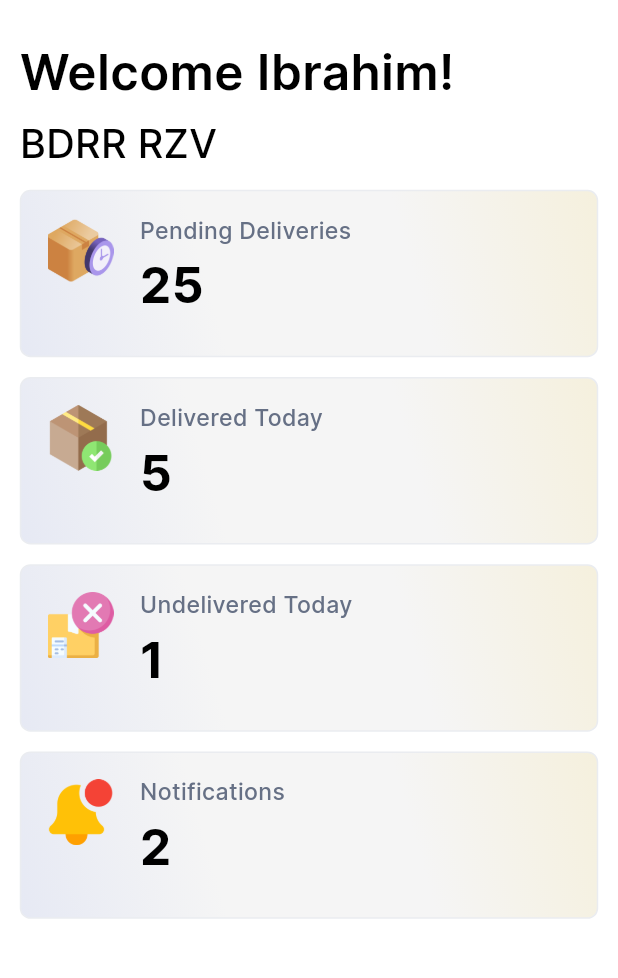
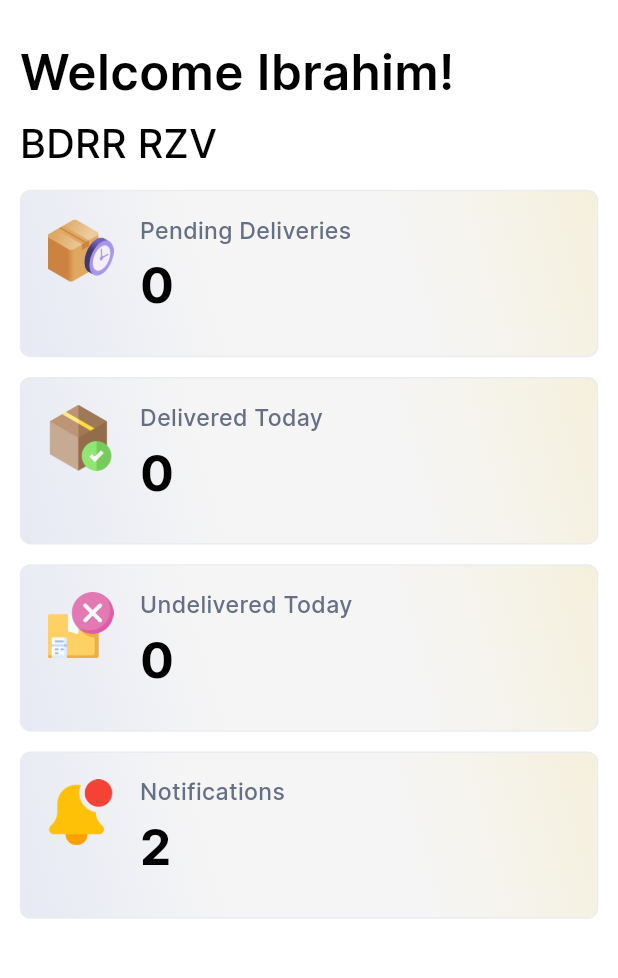
Before and after one commit to maan78612/EzyPod, a Flutter app: the HomeScreen screen opened directly, on a phone screen of 412 x 824 dp, the part 43-1021 px from its top. Run offline on Flutter 3.47's test engine with Material 3 defaults, Android fonts, the phone set to English and light mode, and no system bars; drawn by our look-alikes of modal_progress_hud_nsn; our stand-ins replace another_flushbar, dio, firebase_core, firebase_messaging, flutter_local_notifications, flutter_riverpod and 4 more; accounts and stored records are empty; network calls fail.

Commit message:
integrating apis

```diff
--- /dev/null
+++ b/lib/src/core/constants/api_urls.dart
@@ -0,0 +1,5 @@
+class ApiUrls {
+  static const baseUrl = "http://185.121.91.112:8001/delivery/";
+  static const getDeliveries = "${baseUrl}delivery/";
+  static const getAddresses = "${baseUrl}addresses/";
+}
--- a/lib/src/core/enums/delivery_status.dart
+++ b/lib/src/core/enums/delivery_status.dart
@@ -1,14 +1,3 @@
-enum DeliveryStatus {
-  pendingDeliveries(1, 'Pending Deliveries'),
-  deliveredToday(2, 'Delivered Today'),
-  undeliveredToday(3, 'Undelivered Today');
 
-  final int value;
-  final String name;
 
-  const DeliveryStatus(this.value, this.name);
-
-  static DeliveryStatus? fromValue(int? value) {
-    return values.firstWhere((element) => element.value == value);
-  }
-}
+enum DeliveryStatus { pending, undelivered, delivered }
--- a/lib/src/features/auth/presentation/viewmodels/login_viewmodel.dart
+++ b/lib/src/features/auth/presentation/viewmodels/login_viewmodel.dart
@@ -58,7 +58,7 @@ class LoginViewModel with ChangeNotifier {
   }
 
   Future<void> login() async {
-    CustomNavigation().pushAndRemoveUntil(HomeScreen());
+    CustomNavigation().pushAndRemoveUntil(const HomeScreen());
 
     /// temporarily comment below code waiting for apis
     // setLoading = true;
--- a/lib/src/features/auth/presentation/views/login_screen.dart
+++ b/lib/src/features/auth/presentation/views/login_screen.dart
@@ -75,7 +75,8 @@ class LoginScreen extends ConsumerWidget {
                 21.verticalSpace,
                 CustomButton(
                   title: 'Login',
-                  isEnable: loginViewModel.isBtnEnable,
+                  // isEnable: loginViewModel.isBtnEnable,
+                  isEnable: true,
                   bgColor: AppColors.primaryColor,
                   onPressed: () {
                     loginViewModel.login();
--- /dev/null
+++ b/lib/src/features/deliveries/domain/models/address_model.dart
@@ -0,0 +1,87 @@
+// To parse this JSON data, do
+//
+//     final addressModel = addressModelFromJson(jsonString);
+
+import 'dart:convert';
+
+AddressModel addressModelFromJson(String str) =>
+    AddressModel.fromJson(json.decode(str));
+
+String addressModelToJson(AddressModel data) => json.encode(data.toJson());
+
+class AddressModel {
+  int count;
+  dynamic next;
+  dynamic previous;
+  List<AddressResult> results;
+
+  AddressModel({
+    required this.count,
+    required this.next,
+    required this.previous,
+    required this.results,
+  });
+
+  factory AddressModel.fromJson(Map<String, dynamic> json) => AddressModel(
+        count: json["count"],
+        next: json["next"],
+        previous: json["previous"],
+        results:
+            List<AddressResult>.from(json["results"].map((x) => AddressResult.fromJson(x))),
+      );
+
+  Map<String, dynamic> toJson() => {
+        "count": count,
+        "next": next,
+        "previous": previous,
+        "results": List<dynamic>.from(results.map((x) => x.toJson())),
+      };
+}
+
+class AddressResult {
+  int id;
+  String address1;
+  String address2;
+  String street;
+  String city;
+  String state;
+  String postcode;
+  DateTime createdAt;
+  DateTime updatedAt;
+
+  AddressResult({
+    required this.id,
+    required this.address1,
+    required this.address2,
+    required this.street,
+    required this.city,
+    required this.state,
+    required this.postcode,
+    required this.createdAt,
+    required this.updatedAt,
+  });
+
+  factory AddressResult.fromJson(Map<String, dynamic> json) => AddressResult(
+        id: json["id"],
+        address1: json["address_1"],
+        address2: json["address_2"],
+        street: json["street"],
+        city: json["city"],
+        state: json["state"],
+        postcode: json["postcode"],
+        createdAt: DateTime.parse(json["created_at"]),
+        updatedAt: DateTime.parse(json["updated_at"]),
+      );
+
+  Map<String, dynamic> toJson() => {
+        "id": id,
+        "address_1": address1,
+        "address_2": address2,
+        "street": street,
+        "city": city,
+        "state": state,
+        "postcode": postcode,
+        "created_at": createdAt.toIso8601String(),
+        "updated_at": updatedAt.toIso8601String(),
+      };
+}
--- a/lib/src/features/deliveries/domain/models/deliveries.dart
+++ /dev/null
@@ -1,20 +0,0 @@
-class Deliveries {
-  int? id;
-
-  DateTime? createdAt;
-
-  Deliveries({this.id, this.createdAt});
-
-  Deliveries.fromJson(Map<String, dynamic> json) {
-    id = json['id'];
-
-    createdAt = DateTime.parse(json['created_at']);
-  }
-
-  Map<String, dynamic> toJson() {
-    final Map<String, dynamic> data = <String, dynamic>{};
-
-    data['created_at'] = createdAt;
-    return data;
-  }
-}
--- a/lib/src/features/deliveries/domain/repositories/delivery_repository.dart
+++ b/lib/src/features/deliveries/domain/repositories/delivery_repository.dart
@@ -1,5 +1,4 @@
-import 'package:ezy_pod/src/features/auth/domain/models/user.dart';
 
 abstract class DeliveryRepository {
-  Future<User> fetchDeliveries();
+
 }
--- a/lib/src/features/home/domain/models/deliveries.dart
+++ b/lib/src/features/home/domain/models/deliveries.dart
@@ -1,20 +1,139 @@
-class Deliveries {
-  int? id;
+import 'dart:convert';
 
-  DateTime? createdAt;
+import 'package:ezy_pod/src/core/enums/delivery_status.dart';
 
-  Deliveries({this.id, this.createdAt});
+DeliveriesModel deliveriesModelFromJson(String str) =>
+    DeliveriesModel.fromJson(json.decode(str));
 
-  Deliveries.fromJson(Map<String, dynamic> json) {
-    id = json['id'];
+String deliveriesModelToJson(DeliveriesModel data) =>
+    json.encode(data.toJson());
 
-    createdAt = DateTime.parse(json['created_at']);
+class DeliveriesModel {
+  int count;
+  dynamic next;
+  dynamic previous;
+  List<DeliveriesResult> results;
+
+  DeliveriesModel({
+    required this.count,
+    required this.next,
+    required this.previous,
+    required this.results,
+  });
+
+  factory DeliveriesModel.fromJson(Map<String, dynamic> json) =>
+      DeliveriesModel(
+        count: json["count"],
+        next: json["next"],
+        previous: json["previous"],
+        results: List<DeliveriesResult>.from(
+            json["results"].map((x) => DeliveriesResult.fromJson(x))),
+      );
+
+  Map<String, dynamic> toJson() => {
+        "count": count,
+        "next": next,
+        "previous": previous,
+        "results": List<dynamic>.from(results.map((x) => x.toJson())),
+      };
+}
+
+class DeliveriesResult {
+  int id;
+  DeliveryStatus status;
+  DateTime scheduledDate;
+  DateTime deliveredDate;
+  String notes;
+  bool neighbourCheck;
+  dynamic signImg;
+  String receiverName;
+  String undeliveredReason;
+  dynamic fileField;
+  DateTime createdAt;
+  DateTime updatedAt;
+  int orderNumber;
+  int customerId;
+  int driverId;
+  int addressId;
+
+  DeliveriesResult({
+    required this.id,
+    required this.status,
+    required this.scheduledDate,
+    required this.deliveredDate,
+    required this.notes,
+    required this.neighbourCheck,
+    required this.signImg,
+    required this.receiverName,
+    required this.undeliveredReason,
+    required this.fileField,
+    required this.createdAt,
+    required this.updatedAt,
+    required this.orderNumber,
+    required this.customerId,
+    required this.driverId,
+    required this.addressId,
+  });
+
+  factory DeliveriesResult.fromJson(Map<String, dynamic> json) => DeliveriesResult(
+        id: json["id"],
+        status: _statusFromString(json["status"]),
+        scheduledDate: DateTime.parse(json["scheduled_date"]),
+        deliveredDate: DateTime.parse(json["delivered_date"]),
+        notes: json["notes"],
+        neighbourCheck: json["neighbour_check"],
+        signImg: json["sign_img"],
+        receiverName: json["receiver_name"],
+        undeliveredReason: json["undelivered_reason"],
+        fileField: json["file_field"],
+        createdAt: DateTime.parse(json["created_at"]),
+        updatedAt: DateTime.parse(json["updated_at"]),
+        orderNumber: json["order_number"],
+        customerId: json["customer_id"],
+        driverId: json["driver_id"],
+        addressId: json["address_id"],
+      );
+
+  Map<String, dynamic> toJson() => {
+        "id": id,
+    "status": _statusToString(status),
+        "scheduled_date": scheduledDate.toIso8601String(),
+        "delivered_date": deliveredDate.toIso8601String(),
+        "notes": notes,
+        "neighbour_check": neighbourCheck,
+        "sign_img": signImg,
+        "receiver_name": receiverName,
+        "undelivered_reason": undeliveredReason,
+        "file_field": fileField,
+        "created_at": createdAt.toIso8601String(),
+        "updated_at": updatedAt.toIso8601String(),
+        "order_number": orderNumber,
+        "customer_id": customerId,
+        "driver_id": driverId,
+        "address_id": addressId,
+      };
+
+  static DeliveryStatus _statusFromString(String status) {
+    switch (status) {
+      case "pending":
+        return DeliveryStatus.pending;
+      case "undelivered":
+        return DeliveryStatus.undelivered;
+      case "delivered":
+        return DeliveryStatus.delivered;
+      default:
+        throw Exception("Unknown status: $status");
+    }
   }
 
-  Map<String, dynamic> toJson() {
-    final Map<String, dynamic> data = <String, dynamic>{};
-
-    data['created_at'] = createdAt;
-    return data;
+  static String _statusToString(DeliveryStatus status) {
+    switch (status) {
+      case DeliveryStatus.pending:
+        return "pending";
+      case DeliveryStatus.undelivered:
+        return "undelivered";
+      case DeliveryStatus.delivered:
+        return "delivered";
+    }
   }
 }
--- a/lib/src/features/home/presentation/views/home_screen.dart
+++ b/lib/src/features/home/presentation/views/home_screen.dart
@@ -6,27 +6,45 @@ import 'package:ezy_pod/src/core/constants/images.dart';
 import 'package:ezy_pod/src/core/enums/delivery_status.dart';
 import 'package:ezy_pod/src/features/chat/presentation/views/chat_room_screen.dart';
 import 'package:ezy_pod/src/features/deliveries/presentation/views/deliveries_screen.dart';
+import 'package:ezy_pod/src/features/home/domain/models/deliveries.dart';
 import 'package:ezy_pod/src/features/home/presentation/viewmodels/home_viewmodel.dart';
 import 'package:ezy_pod/src/features/notifications/presentation/views/notifications_screen.dart';
 import 'package:flutter/material.dart';
+import 'package:flutter/scheduler.dart';
 import 'package:flutter_riverpod/flutter_riverpod.dart';
 import 'package:flutter_screenutil/flutter_screenutil.dart';
 import 'package:flutter_svg/svg.dart';
+import 'package:modal_progress_hud_nsn/modal_progress_hud_nsn.dart';
 
-class HomeScreen extends ConsumerWidget {
+class HomeScreen extends ConsumerStatefulWidget {
+  const HomeScreen({super.key});
+
+  @override
+  ConsumerState<HomeScreen> createState() => _HomeScreenState();
+}
+
+class _HomeScreenState extends ConsumerState<HomeScreen> {
   final homeViewModelProvider = ChangeNotifierProvider<HomeViewModel>((ref) {
-    return HomeViewModel(ref);
+    return HomeViewModel();
   });
 
-  HomeScreen({super.key});
+  @override
+  void initState() {
+    SchedulerBinding.instance.addPostFrameCallback(
+        (_) => ref.read(homeViewModelProvider).onInit());
+
+    super.initState();
+  }
 
   @override
-  Widget build(BuildContext context, WidgetRef ref) {
+  Widget build(BuildContext context) {
     final homeViewModel = ref.watch(homeViewModelProvider);
 
     return Scaffold(
       backgroundColor: AppColors.whiteColor,
-      body: SafeArea(
+      body: ModalProgressHUD(
+        inAsyncCall: homeViewModel.isLoading,
+        child: SafeArea(
           child: Padding(
             padding: EdgeInsets.symmetric(horizontal: 12.sp),
             child: Column(
@@ -35,70 +53,117 @@ class HomeScreen extends ConsumerWidget {
                 header(),
                 30.verticalSpace,
                 Text("Welcome Ibrahim!",
-                  style: InterStyles.semiBold
-                      .copyWith(color: AppColors.blackColor, fontSize: 30.sp)),
+                    style: InterStyles.semiBold.copyWith(
+                        color: AppColors.blackColor, fontSize: 30.sp)),
                 16.verticalSpace,
                 Text("BDRR RZV",
-                  style: InterStyles.medium
-                      .copyWith(color: AppColors.blackColor, fontSize: 24.sp)),
+                    style: InterStyles.medium.copyWith(
+                        color: AppColors.blackColor, fontSize: 24.sp)),
                 16.verticalSpace,
                 Expanded(
-                child: ListView(
-                  children: [
+                  child: ListView(children: [
                     homeCards(
                         img: AppImages.pendingDelivery,
                         title: "Pending Deliveries",
-                        count: "25",
-                        onTap: () {
-                          CustomNavigation().push(DeliveryScreen(
-                            listLength: 25,
-                            deliveryStatus: DeliveryStatus.pendingDeliveries,
-                          ));
-                        }),
+                        deliveriesList:
+                            (homeViewModel.deliveryData?.results ?? [])
+                                .where((delivery) =>
+                                    delivery.status == DeliveryStatus.pending)
+                                .toList(),
+                        homeViewModel: homeViewModel),
                     homeCards(
                         img: AppImages.todayDelivery,
                         title: "Delivered Today",
-                        count: "5",
-                        onTap: () {
-                          CustomNavigation().push(DeliveryScreen(
-                            listLength: 5,
-                            deliveryStatus: DeliveryStatus.deliveredToday,
-                          ));
-                        }),
+                        homeViewModel: homeViewModel,
+                        deliveriesList:
+                            (homeViewModel.deliveryData?.results ?? [])
+                                .where((delivery) =>
+                                    delivery.status == DeliveryStatus.delivered)
+                                .toList()),
                     homeCards(
                         img: AppImages.undelivered,
                         title: "Undelivered Today",
-                        count: "1",
-                        onTap: () {
-                          CustomNavigation().push(DeliveryScreen(
-                            listLength: 1,
-                            deliveryStatus: DeliveryStatus.undeliveredToday,
-                          ));
-                        }),
-                    homeCards(
+                        homeViewModel: homeViewModel,
+                        deliveriesList: (homeViewModel.deliveryData?.results ??
+                                [])
+                            .where((delivery) =>
+                                delivery.status == DeliveryStatus.undelivered)
+                            .toList()),
+                    notificationCard(
                         img: AppImages.notifications,
                         title: "Notifications",
-                        count: "2",
-                        onTap: () {
-                          CustomNavigation().push(NotificationScreen());
-                        }),
+                        count: "2"),
+                  ]),
+                )
               ],
             ),
-              )
-            ],
           ),
         ),
       ),
     );
   }
 
-  Widget homeCards(
-      {required String img,
+  Widget homeCards({
+    required String img,
     required String title,
-      required String count,
-      required Function() onTap}) {
+    required HomeViewModel homeViewModel,
+    required List<DeliveriesResult> deliveriesList,
+  }) {
     return CommonInkWell(
-      onTap: onTap,
+      onTap: () => CustomNavigation().push(DeliveryScreen(
+        deliveriesList: deliveriesList,
+        addresses: homeViewModel.addressList,
+        appTitle: title,
+      )),
+      child: Container(
+        height: 110.h,
+        padding: EdgeInsets.all(16.sp),
+        margin: EdgeInsets.only(bottom: 12.sp),
+        width: ScreenUtil().screenWidth,
+        // Set your desired width
+        decoration: BoxDecoration(
+          borderRadius: BorderRadius.circular(7.r),
+          // Add rounded corners
+          border: Border.all(color: AppColors.lightGreyColor),
+          gradient: const LinearGradient(
+            colors: [
+              Color(0xFFF5F0DD),
+              Color(0xFFF5F5F5),
+              Color(0xFFF5F5F5),
+              Color(0xFFE6E9F4), // End color
+            ],
+            begin: Alignment.topRight,
+            end: Alignment.bottomLeft,
+          ),
+        ),
+        child: Row(
+          crossAxisAlignment: CrossAxisAlignment.start,
+          children: [
+            Image.asset(
+              img,
+              width: 40.sp,
+            ),
+            16.horizontalSpace,
+            Column(
+              crossAxisAlignment: CrossAxisAlignment.start,
+              children: [
+                Text(title, style: InterStyles.medium),
+                12.verticalSpace,
+                Text(deliveriesList.length.toString(),
+                    style: InterStyles.bold
+                        .copyWith(fontSize: 30.sp, color: AppColors.blackColor))
+              ],
+            )
+          ],
+        ),
+      ),
+    );
+  }
+
+  Widget notificationCard(
+      {required String img, required String title, required String count}) {
+    return CommonInkWell(
+      onTap: () => CustomNavigation().push(NotificationScreen()),
       child: Container(
         height: 110.h,
         padding: EdgeInsets.all(16.sp),
--- a/pubspec.yaml
+++ b/pubspec.yaml
@@ -24,6 +24,7 @@ dependencies:
   flutter_local_notifications: ^17.1.2
   firebase_core: ^2.32.0
   firebase_messaging: ^14.9.4
+  modal_progress_hud_nsn: ^0.5.1
 
 
 dev_dependencies:
```
Also changed, not shown: lib/src/core/services/network/api_data_source.dart (+28 -6 lines), lib/src/features/deliveries/data/repositories/delivery_repository_impl.dart (+1 -6 lines), lib/src/features/deliveries/presentation/viewmodels/delivery_viewmodel.dart (+11 -5 lines), lib/src/features/deliveries/presentation/views/deliveries_screen.dart (+29 -12 lines), lib/src/features/deliveries/presentation/views/pending_detail.dart (+12 -5 lines), lib/src/features/deliveries/presentation/views/widgets/delivery_list.dart (+18 -16 lines), lib/src/features/home/data/repositories/home_repository_impl.dart (+21 -8 lines), lib/src/features/home/domain/repositories/home_repository.dart (+5 -2 lines), lib/src/features/home/presentation/viewmodels/home_viewmodel.dart (+26 -11 lines), pubspec.lock, 1 other file. Lines whose indentation alone changed are shown as unchanged.
